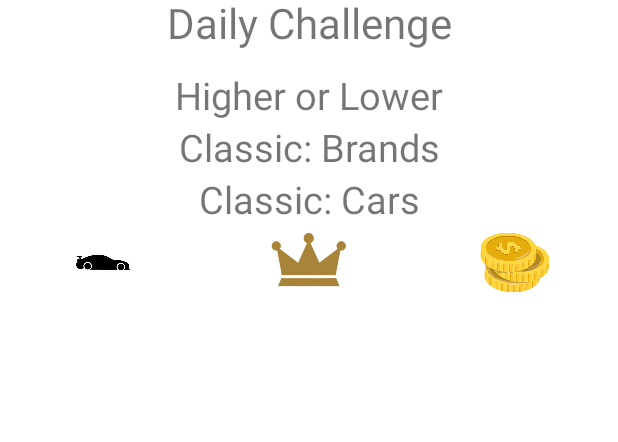
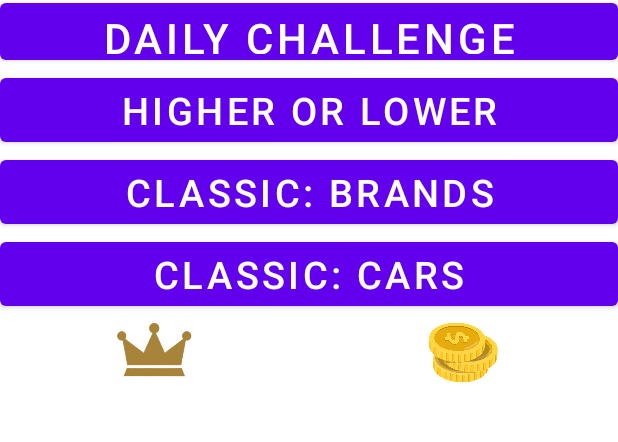
Before and after one commit to Th0masL3/DailyDrive, an Android app built with Jetpack Compose: the layout fragment_main_page.xml on its own in the app's theme, with its tools: preview values and no code run, on a phone screen of 412 x 824 dp, the part 162-604 px from its top. Run offline under Robolectric (Android 15) with nearby library versions, the phone set to English and light mode, and no system bars.

Commit message:
Setup for fragment switching

```diff
--- a/app/src/main/res/layout/fragment_main_activity.xml
+++ b/app/src/main/res/layout/fragment_main_page.xml
@@ -77,7 +77,7 @@
         android:layout_width="match_parent"
         android:layout_height="50sp">
 
-        <TextView
+        <Button
             android:id="@+id/DailyChallenge"
             android:layout_width="match_parent"
             android:layout_height="match_parent"
@@ -91,7 +91,7 @@
         android:layout_width="match_parent"
         android:layout_height="match_parent">
 
-        <TextView
+        <Button
             android:id="@+id/HigherLower"
             android:layout_width="match_parent"
             android:layout_height="match_parent"
@@ -104,7 +104,7 @@
         android:layout_width="match_parent"
         android:layout_height="match_parent">
 
-        <TextView
+        <Button
             android:id="@+id/ClassicBrands"
             android:layout_width="match_parent"
             android:layout_height="match_parent"
@@ -117,7 +117,7 @@
         android:layout_width="match_parent"
         android:layout_height="match_parent">
 
-        <TextView
+        <Button
             android:id="@+id/ClassicCars"
             android:layout_width="match_parent"
             android:layout_height="match_parent"
@@ -132,20 +132,6 @@
         android:layout_height="50sp"
         android:layout_weight="3"
         android:orientation="horizontal">
-
-        <FrameLayout
-            android:layout_width="match_parent"
-            android:layout_height="match_parent"
-            android:layout_gravity="left"
-            android:layout_weight="1">
-
-            <ImageView
-                android:id="@+id/imageView"
-                android:layout_width="wrap_content"
-                android:layout_height="wrap_content"
-                app:srcCompat="@drawable/mainmenucarimage" />
-
-        </FrameLayout>
 
         <FrameLayout
             android:layout_width="match_parent"
```
Also changed, not shown: app/src/main/java/com/example/dailydrive/Game1.kt (renamed from app/src/main/java/com/example/dailydrive/GamePage.kt, +18 -3 lines), app/src/main/java/com/example/dailydrive/MainActivity.kt (+4 -45 lines), app/src/main/java/com/example/dailydrive/MainPage.kt (+42 -47 lines).
